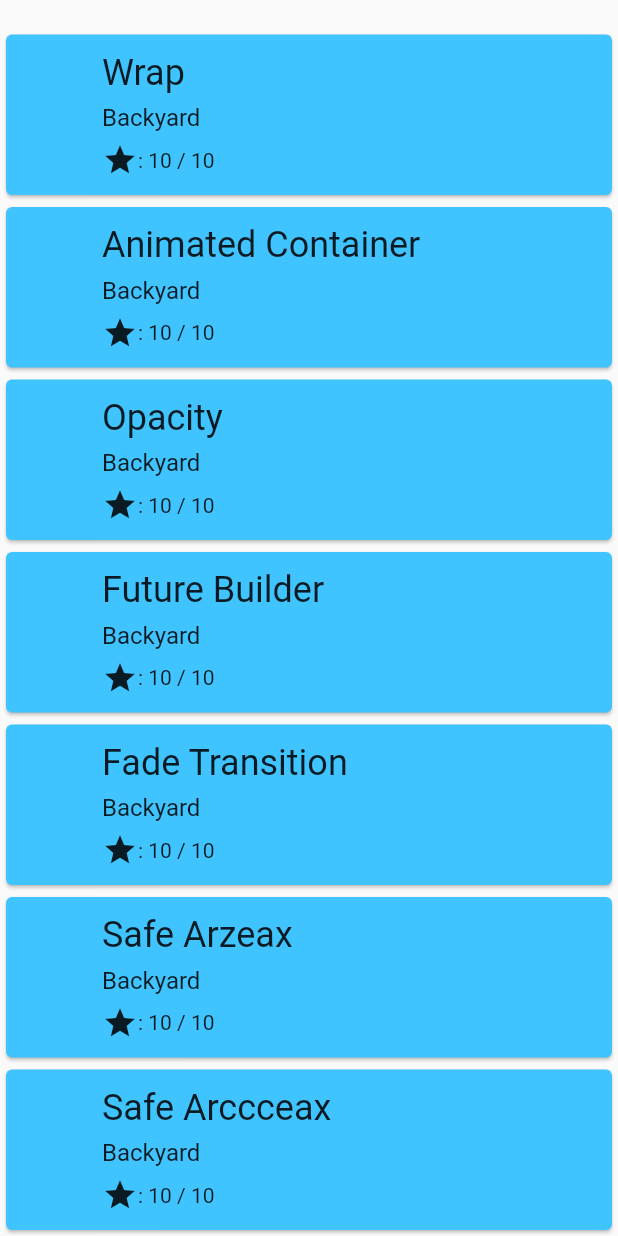
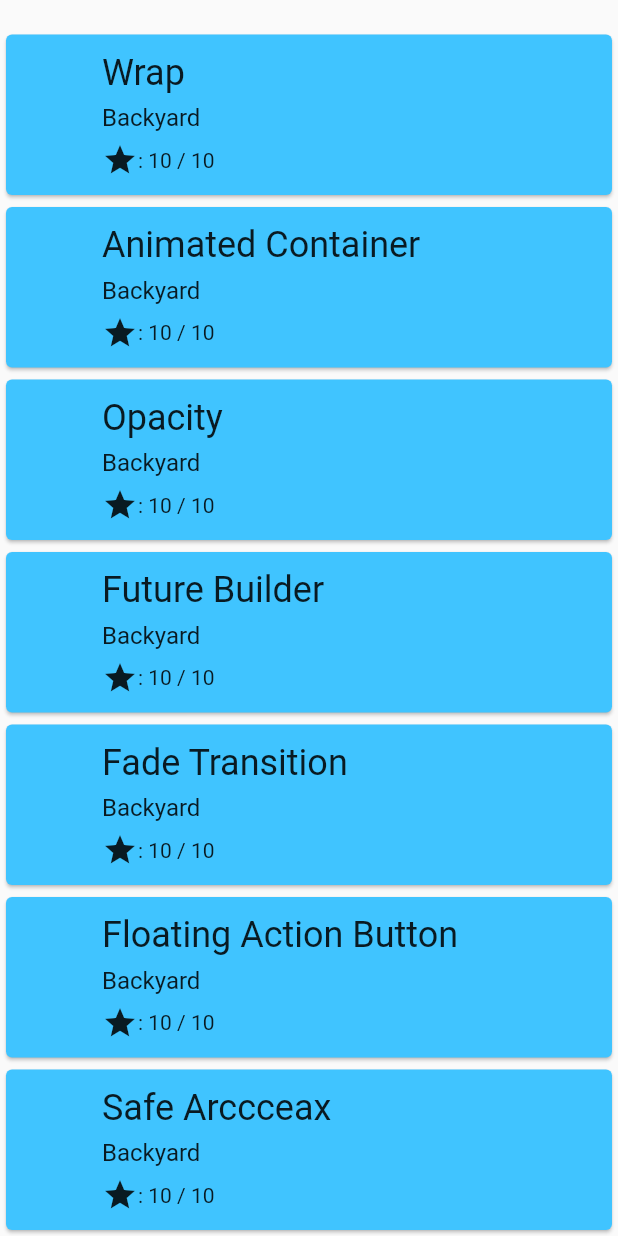
Before and after one commit to RicardoRaymundo/widgets_of_the_week, a Flutter app: the screen it shows after launch, scrolled down 231 dp, on a phone screen of 412 x 824 dp. Run offline on Flutter 3.47's test engine with Material 2 defaults, Android fonts, the phone set to English and light mode, and no system bars; project files that could hold a hidden picture were left out.

Commit message:
Criada a pagina do exemplo de FloatingActionButton

```diff
--- a/lib/home_page.dart
+++ b/lib/home_page.dart
@@ -9,6 +9,7 @@ import 'package:widgets_of_the_week/widgets/animated_container/widgets_animated_
 import 'package:widgets_of_the_week/widgets/opacity/widgets_opacity.dart';
 import 'package:widgets_of_the_week/widgets/future_builder/list_json.dart';
 import 'package:widgets_of_the_week/widgets/fade_transition/widgets_fade_transition.dart';
+import 'package:widgets_of_the_week/widgets/fab/widgets_fab.dart';
 
 class HomePage extends StatelessWidget {
   // Mapa de Widgets a serem listados
@@ -19,8 +20,8 @@ class HomePage extends StatelessWidget {
     'Animated Container': AnimatedContainerPage(),
     'Opacity': OpacityPage(),
     'Future Builder': JsonList(),
-    'Fade Transition': LogoApp(),
-    'Safe Arzeax': SafeAreaPage(),
+    'Fade Transition': FadeTransitionPage(),
+    'Floating Action Button': FabPage(),
     'Safe Arccceax': SafeAreaPage(),
   };
 
--- a/lib/widgets/fade_transition/widgets_fade_transition.dart
+++ b/lib/widgets/fade_transition/widgets_fade_transition.dart
@@ -1,11 +1,11 @@
 import 'package:flutter/material.dart';
 import 'package:flutter/animation.dart';
 
-class LogoApp extends StatefulWidget {
-  _LogoAppState createState() => _LogoAppState();
+class FadeTransitionPage extends StatefulWidget {
+  _FadeTransitionPageState createState() => _FadeTransitionPageState();
 }
 
-class _LogoAppState extends State<LogoApp> with TickerProviderStateMixin {
+class _FadeTransitionPageState extends State<FadeTransitionPage> with TickerProviderStateMixin {
 
   /// Declarando as variaveis: animacão e controlador de animação.
   AnimationController controller;
```
Also changed, not shown: lib/widgets/fab/widgets_fab.dart (added, +37 -0 lines).
